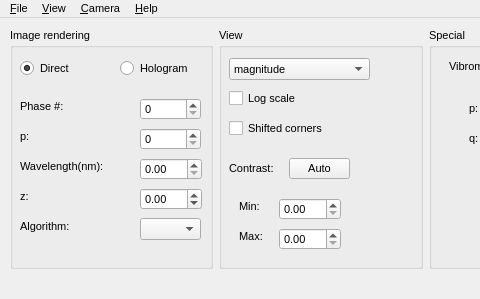
Qt form Holovibes/main_window.ui (DigitalHolography/Holovibes) before a commit; both pictures show x 0 to 480 and y 0 to 299 of the 856 by 299 pixel window.
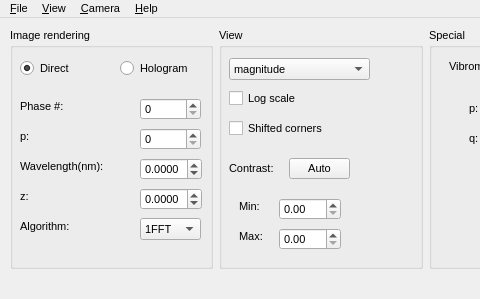
The same form after that commit. Custom widgets are drawn as their Qt base class.

```diff
--- a/Holovibes/main_window.ui
+++ b/Holovibes/main_window.ui
@@ -139,6 +139,12 @@
           <height>22</height>
          </rect>
         </property>
+        <property name="decimals">
+         <number>4</number>
+        </property>
+        <property name="minimum">
+         <double>-1.000000000000000</double>
+        </property>
         <property name="maximum">
          <double>3000.000000000000000</double>
         </property>
@@ -168,6 +174,9 @@
           <height>22</height>
          </rect>
         </property>
+        <property name="decimals">
+         <number>4</number>
+        </property>
         <property name="minimum">
          <double>-10000.000000000000000</double>
         </property>
@@ -200,6 +209,16 @@
           <height>22</height>
          </rect>
         </property>
+        <item>
+         <property name="text">
+          <string>1FFT</string>
+         </property>
+        </item>
+        <item>
+         <property name="text">
+          <string>2FFT</string>
+         </property>
+        </item>
        </widget>
       </widget>
      </item>
```
Left out of the diff: 10 changed lines with no effect on the pictures.
